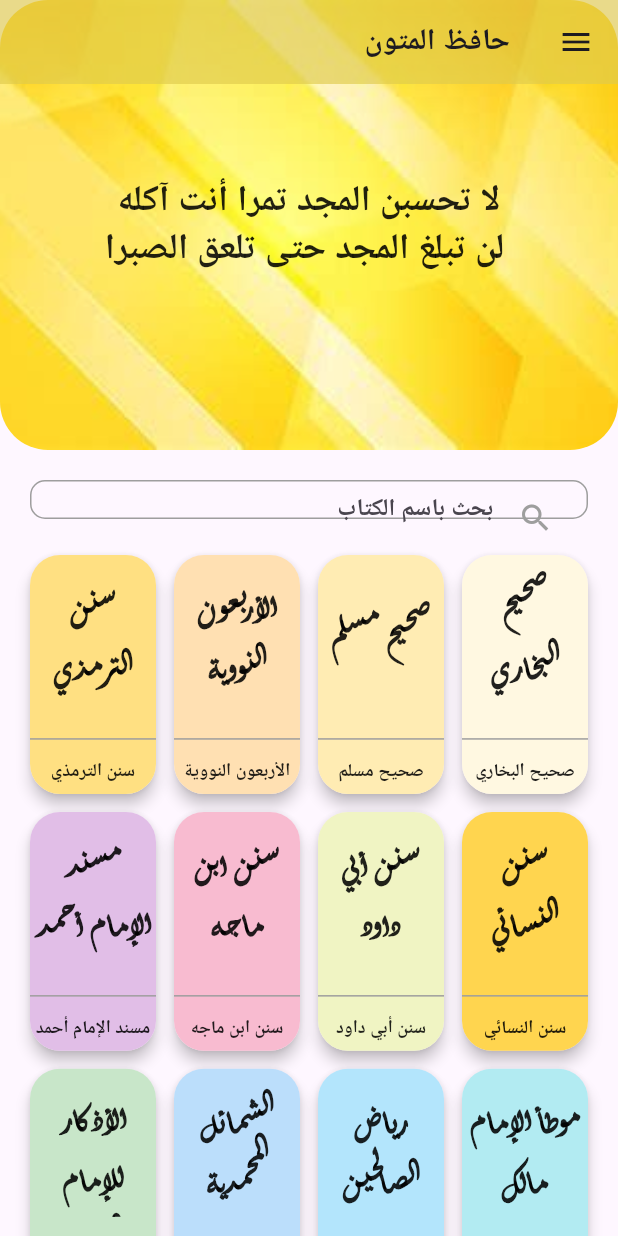
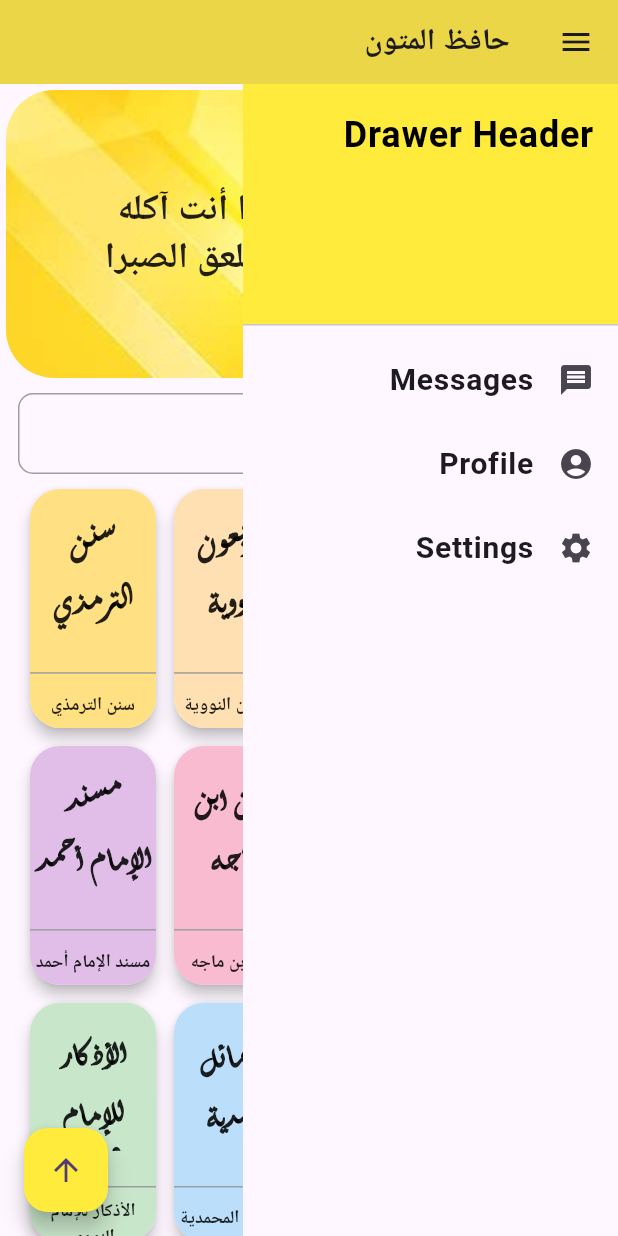
Before and after one commit to mostafamido196/Hafez-Elmetoon, a Flutter app: the screen it shows after launch, after a tap on the "menu" icon, on a phone screen of 412 x 824 dp. Run offline on Flutter 3.47's test engine with Material 3 defaults, Android fonts, the light colour scheme and no system bars; our stand-ins replace flutter_riverpod.

Commit message:
first upload with drawer

```diff
--- a/lib/Widgets/sliver_app_bar.dart
+++ b/lib/Widgets/sliver_app_bar.dart
@@ -9,10 +9,10 @@
     return SliverAppBar(
       backgroundColor: Theme.of(context).scaffoldBackgroundColor,
       elevation: 0,
-      pinned: true,
+      pinned: false,
       centerTitle: false,
       stretch: true,
-      expandedHeight: 300.0,
+      expandedHeight: 200.0,
       flexibleSpace: FlexibleSpaceBar(
         stretchModes: [StretchMode.zoomBackground],
         background: Stack(
@@ -20,7 +20,7 @@
           children: [
             // Background image
             Container(
-              // margin: EdgeInsets.only(right: 16.0,left: 16.0,top: 64.0,),  // Adjust the margin as needed
+              margin: EdgeInsets.all(4,),  // Adjust the margin as needed
               decoration: BoxDecoration(
                 borderRadius: BorderRadius.circular(32.0),  // Adjust the radius as needed
                 image: DecorationImage(
--- a/lib/Widgets/sliver_search.dart
+++ b/lib/Widgets/sliver_search.dart
@@ -25,49 +25,37 @@
 
 class SearchBar extends StatelessWidget {
   const SearchBar({Key? key}) : super(key: key);
-
   @override
   Widget build(BuildContext context) {
     return Padding(
-      padding: kPadding,
-      child: Container(
-        margin: EdgeInsets.zero,
-        color: Colors.transparent,
-        child: Container(
-          margin: EdgeInsets.zero,
+      padding: EdgeInsets.symmetric(vertical: 6,horizontal: 12),
+        child:Container(
         width: MediaQuery.of(context).size.width,
         height: 60.0,
         decoration: BoxDecoration(
           border: Border.all(color: Colors.grey),
-            borderRadius: kBorderRadius / 2,
+          borderRadius: BorderRadius.circular((kBorderRadius as BorderRadius).topLeft.x / 2,),
           color: Theme.of(context).scaffoldBackgroundColor,
         ),
-          child: Padding(
-            padding:  EdgeInsets.symmetric(horizontal: 10.0),
+        child: Center(
           child: TextFormField(
             style: Theme.of(context).textTheme.titleMedium,
-              textAlignVertical: TextAlignVertical.center,
-              decoration:  InputDecoration(
-                contentPadding: EdgeInsets.only(top: 12.0),
-                enabledBorder: const UnderlineInputBorder(
-                  borderSide: BorderSide(color: Colors.transparent),
-                ),
-                focusedBorder: const UnderlineInputBorder(
-                  borderSide: BorderSide(color: Colors.transparent),
-                ),
-                prefixIcon: Padding(
-                  padding: EdgeInsets.only(top: 12.0),
-                  child: const Icon(
+            decoration: InputDecoration(
+              border: InputBorder.none, // Remove default border
+              isDense: true, // Reduces the internal padding
+              contentPadding: EdgeInsets.symmetric(horizontal: 16.0, vertical: 8.0),
+              prefixIcon: Icon(
                 Icons.search,
                 color: Colors.grey,
-                  ),
+                size: 24.0,
               ),
               hintText: 'بحث باسم الكتاب',
+              hintStyle: TextStyle(
+                color: Colors.grey,
               ),
             ),
           ),
         ),
-      ),
-    );
+      ));
   }
 }
--- a/lib/main.dart
+++ b/lib/main.dart
@@ -45,16 +45,36 @@
   @override
   State<MyHomePage> createState() => _MyHomePageState();
 }
-
-class _MyHomePageState extends State<MyHomePage> {
+class _MyHomePageState extends State<MyHomePage>
+    with SingleTickerProviderStateMixin {
   late ScrollController _scrollController;
-  bool _showFAB = false;
+  late AnimationController _drawerController;
+  bool _showFAB = true;
+  bool _isDrawerOpen = false;
+  double _dragStartX = 0;
+  bool _isDragging = false;
 
   @override
   void initState() {
     super.initState();
     _scrollController = ScrollController();
     _scrollController.addListener(_scrollListener);
+
+    _drawerController = AnimationController(
+      vsync: this,
+      duration: Duration(milliseconds: 300),
+    );
+  }
+
+  void toggleDrawer() {
+    if (_isDrawerOpen) {
+      _drawerController.reverse();
+    } else {
+      _drawerController.forward();
+    }
+    setState(() {
+      _isDrawerOpen = !_isDrawerOpen;
+    });
   }
 
   void _scrollListener() {
@@ -77,15 +97,78 @@
   void dispose() {
     _scrollController.removeListener(_scrollListener);
     _scrollController.dispose();
+    _drawerController.dispose();
     super.dispose();
+  }
+  // Add this method to handle back button
+  Future<bool> _onWillPop() async {
+    if (_isDrawerOpen) {
+      toggleDrawer();
+      return false; // Don't exit the app
+    }
+    return true; // Allow app exit
   }
 
   @override
   Widget build(BuildContext context) {
-    return Scaffold(
+    final isRTL = Directionality.of(context) == TextDirection.rtl;
+
+    return PopScope(  // Using PopScope instead of WillPopScope
+        canPop: !_isDrawerOpen,  // Only allow pop when drawer is closed
+        onPopInvoked: (didPop) {
+          if (!didPop) {
+            toggleDrawer();
+          }
+        },
+        child: Scaffold(
+      appBar: CommonAppBar(
+        title: 'حافظ المتون',
+        backgroundColor: Colors.yellow,
+        elevation: 20,
+        leading: IconButton(
+          icon: Icon(Icons.menu),
+          onPressed: toggleDrawer,
+        ),
+      ),
       body: Stack(
         children: [
-          CustomScrollView(
+          // The main content
+          GestureDetector(
+            onHorizontalDragStart: (details) {
+              _dragStartX = details.globalPosition.dx;
+              _isDragging = true;
+            },
+            onHorizontalDragUpdate: (details) {
+              if (!_isDragging) return;
+
+              final currentX = details.globalPosition.dx;
+              final dragDistance = currentX - _dragStartX;
+              final screenWidth = MediaQuery.of(context).size.width;
+
+              if (isRTL) {
+                // For RTL: check right edge drag
+                if (_dragStartX > (screenWidth - 60) && dragDistance < -50 && !_isDrawerOpen) {
+                  _isDragging = false;
+                  toggleDrawer();
+                } else if (_isDrawerOpen && dragDistance > 50) {
+                  _isDragging = false;
+                  toggleDrawer();
+                }
+              } else {
+                // For LTR: check left edge drag
+                if (_dragStartX < 60 && dragDistance > 50 && !_isDrawerOpen) {
+                  _isDragging = false;
+                  toggleDrawer();
+                } else if (_isDrawerOpen && dragDistance < -50) {
+                  _isDragging = false;
+                  toggleDrawer();
+                }
+              }
+            },
+            onHorizontalDragEnd: (details) {
+              _isDragging = false;
+            },
+            child: CustomScrollView(
               controller: _scrollController,
               slivers: [
                 const SliverAppBarBldr(),
@@ -93,26 +176,76 @@
                 SliverListBldr(),
               ],
             ),
-          Positioned(
-            top: 0,
-            left: 0,
-            right: 0,
-            child: CommonAppBar(
-              title: 'حافظ المتون',
-              backgroundColor: Colors.yellow.withOpacity(0.6),
-              elevation: 20,
-              leading: IconButton(
-                icon: Icon(Icons.menu),
-                onPressed: () {},
+          ),
+
+          // The Drawer
+          AnimatedBuilder(
+            animation: _drawerController,
+            builder: (context, child) {
+              final double drawerWidth = 250.0;
+              double translateX;
+
+              if (isRTL) {
+                // RTL translation
+                translateX = (1.0 - _drawerController.value) * drawerWidth;
+              } else {
+                // LTR translation
+                translateX = (_drawerController.value - 1.0) * drawerWidth;
+              }
+
+              return Transform(
+                transform: Matrix4.identity()
+                  ..translate(translateX),
+                child: Align(
+                  alignment: isRTL ? Alignment.centerRight : Alignment.centerLeft,
+                  child: Container(
+                    width: drawerWidth,
+                    color: Theme.of(context).canvasColor,
+                    child: ListView(
+                      padding: EdgeInsets.zero,
+                      children: [
+                        DrawerHeader(
+                          decoration: BoxDecoration(
+                            color: Colors.yellow,
+                          ),
+                          child: Text(
+                            'Drawer Header',
+                            style: TextStyle(
+                              color: Colors.black,
+                              fontSize: 24,
                             ),
                           ),
                         ),
+                        ListTile(
+                          leading: Icon(Icons.message),
+                          title: Text('Messages'),
+                          onTap: () {
+                            toggleDrawer();
+                          },
+                        ),
+                        ListTile(
+                          leading: Icon(Icons.account_circle),
+                          title: Text('Profile'),
+                          onTap: () {
+                            toggleDrawer();
+                          },
+                        ),
+                        ListTile(
+                          leading: Icon(Icons.settings),
+                          title: Text('Settings'),
+                          onTap: () {
+                            toggleDrawer();
+                          },
+                        ),
                       ],
                     ),
-      // drawer: Opacity(
-      //     opacity: 0.7,
-      //     child: Container(width: 300,color: Colors.yellow,)//DrawerWidget(),
-      // ),
+                  ),
+                ),
+              );
+            },
+          ),
+        ],
+      ),
       floatingActionButton: AnimatedSlide(
         duration: Duration(milliseconds: 300),
         offset: _showFAB ? Offset.zero : Offset(0, 2),
@@ -126,115 +259,6 @@
           ),
         ),
       ),
-    );
-  }
-/*
-
-  Widget DrawerWidget(){
-    return Drawer(
-        shape: const RoundedRectangleBorder(
-            borderRadius: BorderRadius.only(topRight: Radius.circular(0))),
-        width: 260,
-        child: Container(
-          color: AppColors.c1Drawer,
-          child: ListView(padding: EdgeInsets.zero, children: [
-            _buildHeader(),
-            _buildFirstListTile(
-              'assets/images/ic_menu.svg',
-              'الأذكار',
-              AppColors.c4Actionbar,
-            ),
-            _buildListTile(
-              context,
-              'assets/images/baseline_settings_24.svg',
-              'الإعدادات',
-              AppColors.white,
-            ),
-            _buildListTile(
-              context,
-              'assets/images/baseline_error_24_white.svg',
-              'عن التطبيق',
-              AppColors.white,
-            ),
-          ]),
     ));
   }
-
-  Widget _buildHeader() {
-    return Container(
-      padding: const EdgeInsets.only(left: 14, bottom: 14, top: 14, right: 14),
-      decoration: BoxDecoration(color: AppColors.c4Actionbar),
-      child: const Text(
-        "ۛ ּڝــحۡــۑْۧــحۡ اﻷذڪــٰٱڕ",
-        textAlign: TextAlign.center,
-        style: TextStyle(
-          fontFamily: 'typesetting',
-          color: Colors.white,
-          fontSize: 40,
-        ),
-      ),
-    );
 }
-
-  Widget _buildFirstListTile(String asset, String title, Color textColor) {
-    return Container(
-      decoration: BoxDecoration(
-        color: AppColors.white,
-        borderRadius: BorderRadius.circular(12.0),
-      ),
-      child: ListTile(
-        leading: SvgPicture.asset(
-          asset,
-          width: 16.0,
-          height: 16.0,
-        ),
-        title: Text(title),
-        textColor: textColor,
-        onTap: () {
-          //   Handle onTap
-        },
-      ),
-    );
-  }
-  Widget _buildListTile(
-      BuildContext context, String asset, String title, Color textColor) {
-    return ListTile(
-      leading: SvgPicture.asset(
-        asset,
-        width: 24.0,
-        height: 24.0,
-      ),
-      title: Text(title),
-      textColor: textColor,
-      onTap: () {
-        if (Scaffold.of(context).isDrawerOpen) {
-          Navigator.of(context).pop();
-        }
-        switch (title) {
-          case 'الإعدادات':
-            _gotoSettingPage(context);
-            break;
-          case 'عن التطبيق':
-            Navigator.push(
-              context,
-              MaterialPageRoute(
-                builder: (_) => AboutScreen(),
-              ),
-            );
-            break;
-          default:
-          // Default code block
-        }
-      },
-    );
-  }
-
-  void _gotoSettingPage(BuildContext context) {
-    Navigator.push(
-      context,
-      MaterialPageRoute(
-        builder: (_) => SettingScreen(),
-      ),
-    );
-  }*/
-}
```
Lines whose indentation alone changed are shown as unchanged.
